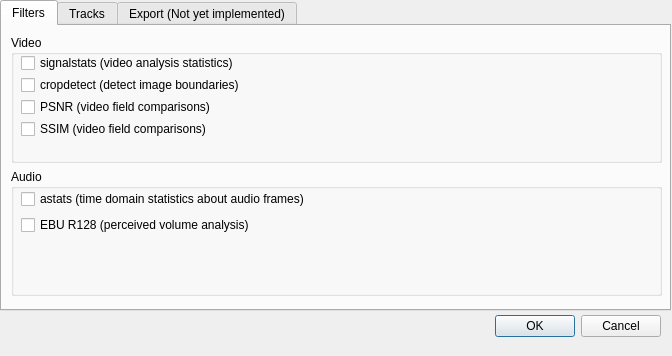
Qt form Source/GUI/preferences.ui (bavc/qctools) before a commit.
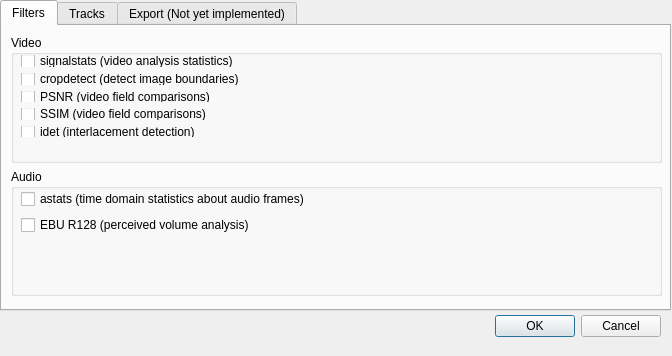
The same form after that commit.

Commit message:
draft add idet
doesn’t work yet

Diff of the .ui file:
```diff
--- a/Source/GUI/preferences.ui
+++ b/Source/GUI/preferences.ui
@@ -98,6 +98,13 @@
             </property>
            </widget>
           </item>
+          <item>
+           <widget class="QCheckBox" name="Filters_Video_Idet">
+            <property name="text">
+             <string>idet (interlacement detection)</string>
+            </property>
+           </widget>
+          </item>
           <item>
            <spacer name="verticalSpacer_2">
             <property name="orientation">
```
The commit also changes 6 other files.
